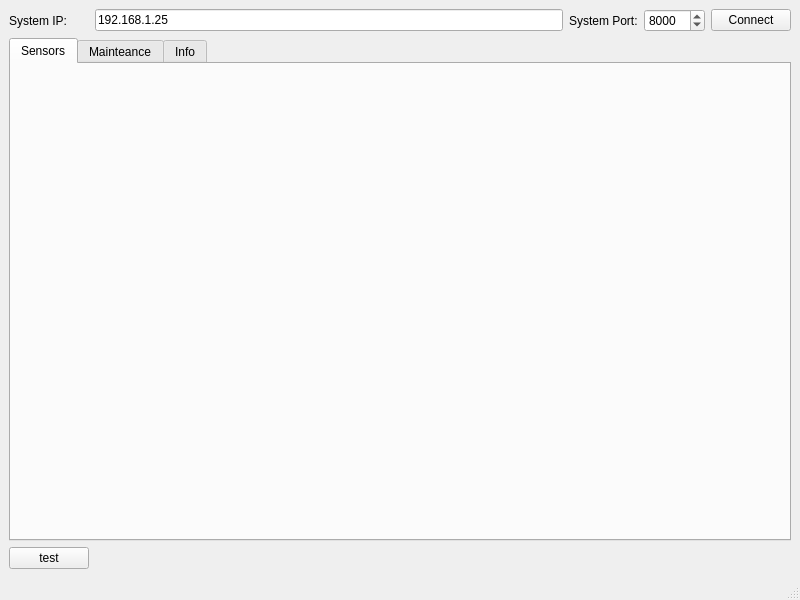
The window that mainwindow.ui (DominikKamykowski/ServiceApplicationRPi) describes before a commit, drawn with Qt 5.
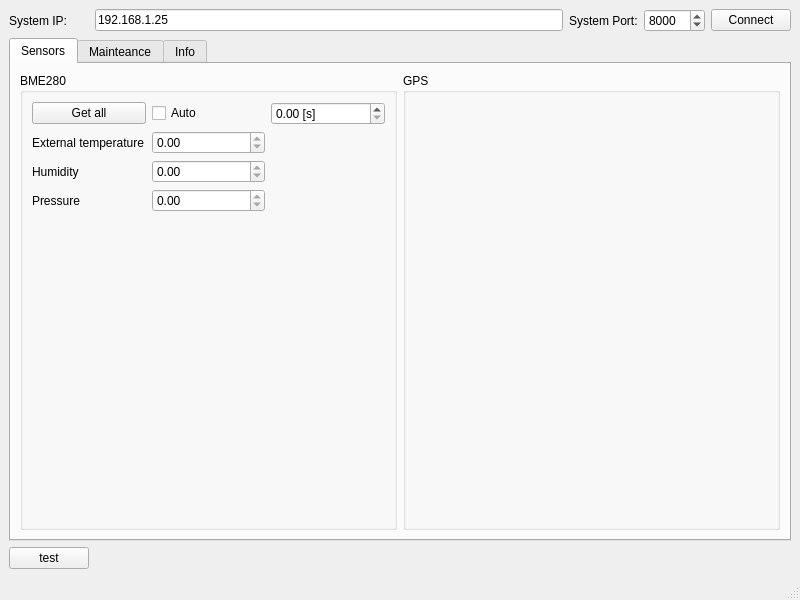
The same window after the commit. The open tabs and pages were chosen to show the change.

Diff of the .ui file:
```diff
--- a/mainwindow.ui
+++ b/mainwindow.ui
@@ -51,6 +51,106 @@
        <attribute name="title">
         <string>Sensors</string>
        </attribute>
+       <layout class="QGridLayout" name="gridLayout_10">
+        <item row="0" column="1">
+         <widget class="QGroupBox" name="groupBox_3">
+          <property name="title">
+           <string>GPS</string>
+          </property>
+         </widget>
+        </item>
+        <item row="0" column="0">
+         <widget class="QGroupBox" name="groupBox_2">
+          <property name="title">
+           <string>BME280</string>
+          </property>
+          <layout class="QGridLayout" name="gridLayout_11">
+           <item row="1" column="0">
+            <widget class="QLabel" name="label_7">
+             <property name="text">
+              <string>External temperature</string>
+             </property>
+            </widget>
+           </item>
+           <item row="3" column="1">
+            <widget class="QDoubleSpinBox" name="dsbPressure">
+             <property name="enabled">
+              <bool>true</bool>
+             </property>
+             <property name="readOnly">
+              <bool>true</bool>
+             </property>
+            </widget>
+           </item>
+           <item row="2" column="1">
+            <widget class="QDoubleSpinBox" name="dsbHumidity">
+             <property name="readOnly">
+              <bool>true</bool>
+             </property>
+            </widget>
+           </item>
+           <item row="0" column="0">
+            <widget class="QPushButton" name="pbGetAllBME280">
+             <property name="text">
+              <string>Get all</string>
+             </property>
+            </widget>
+           </item>
+           <item row="1" column="1">
+            <widget class="QDoubleSpinBox" name="dsbExternalTemp">
+             <property name="readOnly">
+              <bool>true</bool>
+             </property>
+            </widget>
+           </item>
+           <item row="2" column="0">
+            <widget class="QLabel" name="label_8">
+             <property name="text">
+              <string>Humidity</string>
+             </property>
+            </widget>
+           </item>
+           <item row="3" column="0">
+            <widget class="QLabel" name="label_9">
+             <property name="text">
+              <string>Pressure</string>
+             </property>
+            </widget>
+           </item>
+           <item row="0" column="2">
+            <widget class="QDoubleSpinBox" name="dsbAutoBmeDuration">
+             <property name="suffix">
+              <string> [s]</string>
+             </property>
+             <property name="singleStep">
+              <double>0.500000000000000</double>
+             </property>
+            </widget>
+           </item>
+           <item row="0" column="1">
+            <widget class="QCheckBox" name="cbAutoGetBME280">
+             <property name="text">
+              <string>Auto</string>
+             </property>
+            </widget>
+           </item>
+           <item row="4" column="1">
+            <spacer name="verticalSpacer_7">
+             <property name="orientation">
+              <enum>Qt::Vertical</enum>
+             </property>
+             <property name="sizeHint" stdset="0">
+              <size>
+               <width>20</width>
+               <height>40</height>
+              </size>
+             </property>
+            </spacer>
+           </item>
+          </layout>
+         </widget>
+        </item>
+       </layout>
       </widget>
       <widget class="QWidget" name="tabMainteance">
        <attribute name="title">
```
Left out of the diff: 44 changed lines with no effect on the pictures.
